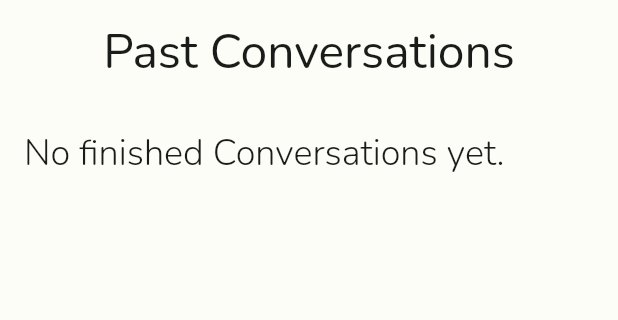
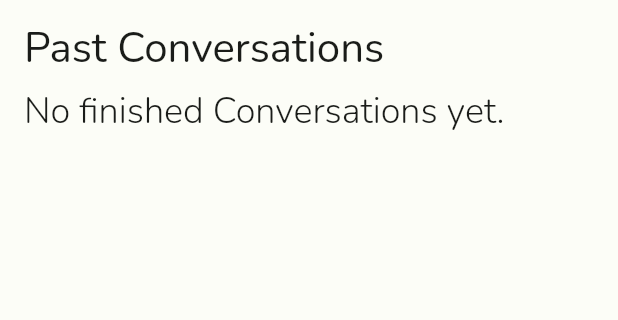
Before and after one commit to peer-rh/PolyApp, a Flutter app: the PastConversationListPage screen opened directly, on a phone screen of 412 x 824 dp, the part 63-383 px from its top. Run offline on Flutter 3.47's test engine with Material 2 defaults, Android fonts, the phone set to English and light mode, and no system bars; our stand-ins replace audioplayers, cloud_firestore, cloud_functions, firebase_auth, firebase_core, firebase_crashlytics and 8 more; missing offline and left inert: firebase_app_check; accounts and stored records are empty; generated files the repository leaves out were written again.

Commit message:
Fixed Scroll Messages in Past Conversations

```diff
--- a/language_pal/lib/app/chat/ui/past_conversation_page.dart
+++ b/language_pal/lib/app/chat/ui/past_conversation_page.dart
@@ -65,27 +65,27 @@ class PastConversationListPage extends ConsumerWidget {
     return Scaffold(
       appBar: AppBar(title: const SelectLearnLangTitle()),
       body: Container(
+          height: double.infinity,
           padding: const EdgeInsets.symmetric(horizontal: 16),
           child: SingleChildScrollView(
+              physics: const BouncingScrollPhysics(
+                  parent: AlwaysScrollableScrollPhysics()),
               child: Column(
                   crossAxisAlignment: CrossAxisAlignment.start,
                   children: [
-                Align(
-                  alignment: Alignment.center,
-                  child: Text(
+                    Text(
                       AppLocalizations.of(context)!.past_conversations_title,
-                    style: Theme.of(context).textTheme.headlineLarge,
-                    textAlign: TextAlign.center,
-                  ),
+                      style: Theme.of(context).textTheme.headlineMedium,
                     ),
                     const SizedBox(
-                  height: 32,
+                      height: 8,
                     ),
                     if (loadingConvs)
                       const CircularProgressIndicator()
                     else if (convs.isEmpty)
                       Text(
-                    AppLocalizations.of(context)!.user_page_no_conversations,
+                        AppLocalizations.of(context)!
+                            .user_page_no_conversations,
                         style: Theme.of(context).textTheme.headlineSmall,
                       )
                     else
@@ -108,16 +108,16 @@ class PastConversationPage extends ConsumerWidget {
           "${scenario.emoji} ${scenario.name}",
         ),
       ),
-      body: SafeArea(
-        child: Padding(
+      body: Container(
+        height: double.infinity,
         padding: const EdgeInsets.only(bottom: 15, left: 15, right: 15),
-          child: Expanded(
         child: SingleChildScrollView(
           reverse: true,
           physics: const BouncingScrollPhysics(
               parent: AlwaysScrollableScrollPhysics()),
+          child: Padding(
+            padding: const EdgeInsets.only(bottom: 32),
             child: ConversationColumn(conv: conv, scenario: scenario),
-            ),
           ),
         ),
       ),
```
Also changed, not shown: language_pal/lib/app/scenario/ui/select_scenario_page.dart (+10 -6 lines). Lines whose indentation alone changed are shown as unchanged.
